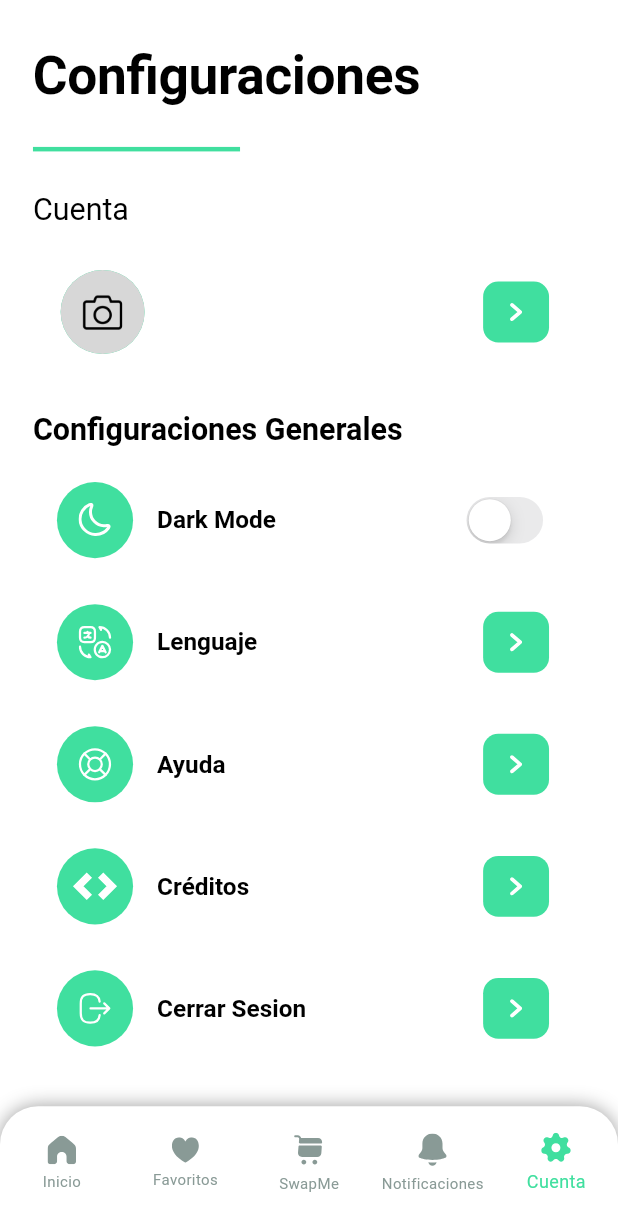
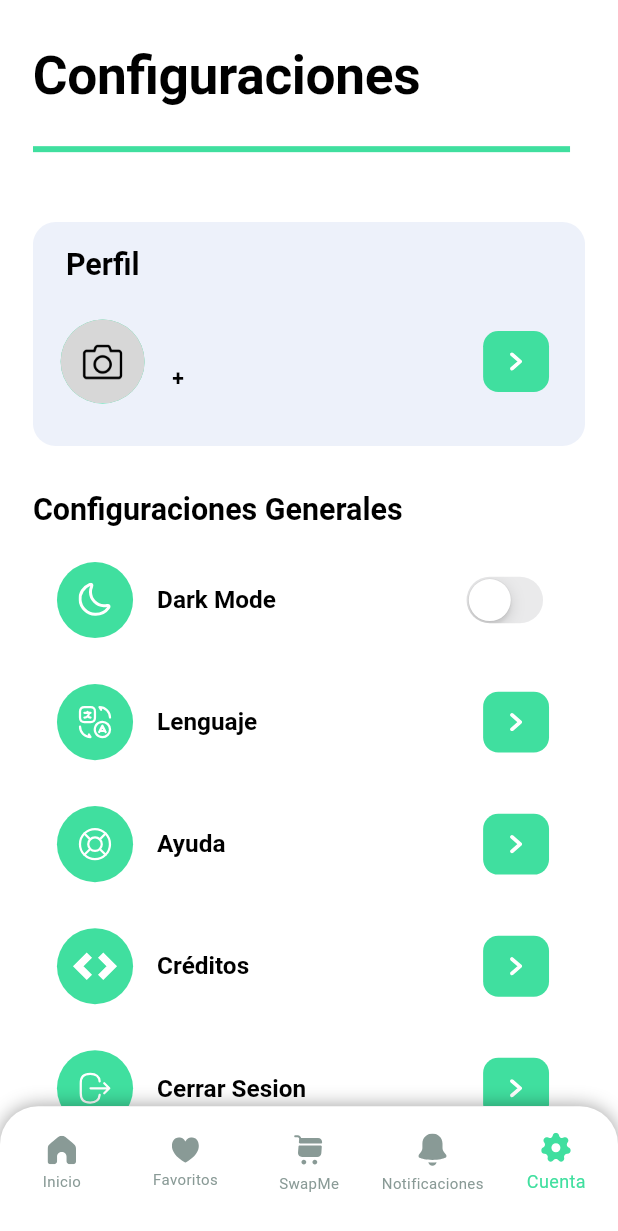
Before and after one commit to Isnotcristhianr/SwapMe---Code-0, a Flutter app: the screen it shows once a user with an empty profile is signed in, item 5 of the bottom bar chosen, on a phone screen of 412 x 824 dp. Shown: the top 1231 px of the screen. Run offline on Flutter 3.47's test engine with Material 3 defaults, Android fonts, the phone set to English and light mode, and no system bars; our stand-ins replace carousel_slider, cloud_firestore, connectivity, firebase_auth, firebase_core, firebase_storage and 8 more; accounts and stored records are empty; generated files the repository leaves out were written again; Roboto replaces fonts that are missing (Poppins); project files that could hold a hidden picture were left out.

Commit message:
Actualización de títulos de pantalla y subtítulos en varias vistas. Ajuste de espesores de divisores. Actualización de perfil y configuraciones. Corrección de errores menores.

```diff
--- a/lib/app/components/screen_title.dart
+++ b/lib/app/components/screen_title.dart
@@ -36,9 +36,10 @@ class ScreenTitle extends StatelessWidget {
           ),
         ),
         Divider(
-          thickness: 3,
-          endIndent: dividerEndIndent ?? 250,
+          thickness: 4,
+          endIndent: dividerEndIndent ?? 10,
         ),
+        SizedBox(height: 20.h)
       ],
     );
   }
--- a/lib/app/modules/cart/views/cart_view.dart
+++ b/lib/app/modules/cart/views/cart_view.dart
@@ -22,8 +22,7 @@ class CartView extends GetView<CartController> {
             5.verticalSpace,
             const ScreenTitle(
               title: 'Activos',
-              subtitle: 'Intercambios Creados',
-              dividerEndIndent: 250,
+              subtitle: 'Intercambios',
             ),
             10.verticalSpace,
             Obx(
--- a/lib/app/modules/favorites/views/favorites_view.dart
+++ b/lib/app/modules/favorites/views/favorites_view.dart
@@ -22,7 +22,7 @@ class FavoritesView extends GetView<FavoritesController> {
             30.verticalSpace,
             const ScreenTitle(
               title: 'Deseados',
-              dividerEndIndent: 200,
+              subtitle: 'Prendas deseadas',
             ),
             20.verticalSpace,
             Obx(
@@ -46,7 +46,7 @@ class FavoritesView extends GetView<FavoritesController> {
             20.verticalSpace,
             const ScreenTitle(
               title: 'Negociación',
-              dividerEndIndent: 200,
+              subtitle: 'Prendas en negociación',
             ),
             Obx(
               () => controller.productsInNegotiation.isEmpty
--- a/lib/app/modules/settings/views/profile_view.dart
+++ b/lib/app/modules/settings/views/profile_view.dart
@@ -89,6 +89,7 @@ class ProfileScreen extends GetView<SettingsController> {
                 const SizedBox(height: 15),
                 const ScreenTitle(
                   title: 'Perfil',
+                  subtitle: 'Actualiza tus datos',
                   dividerEndIndent: 1,
                 ),
                 5.verticalSpace,
--- a/lib/app/modules/settings/views/settings_view.dart
+++ b/lib/app/modules/settings/views/settings_view.dart
@@ -16,7 +16,6 @@ import 'widgets/settings_item.dart';
 
 import 'package:url_launcher/url_launcher.dart';
 
-
 class SettingsView extends GetView<SettingsController> {
   const SettingsView({super.key});
   @override
@@ -32,17 +31,29 @@ class SettingsView extends GetView<SettingsController> {
             30.verticalSpace,
             const ScreenTitle(
               title: 'Configuraciones',
-              dividerEndIndent: 230,
             ),
             20.verticalSpace,
-            Text(
-              'Cuenta',
+            Container(
+              decoration: BoxDecoration(
+                borderRadius: BorderRadius.circular(15),
+                color: theme.backgroundColor,
+              ),
+              child: Column(
+                children: [
+                  Align(
+                    alignment: Alignment.centerLeft,
+                    //margen y pading
+                    child: Padding(
+                      padding: EdgeInsets.symmetric(horizontal: 20.w, vertical: 15.w),
+                      child: Text(
+                        'Perfil',
                         style: theme.textTheme.displayMedium?.copyWith(
                           fontSize: 20.sp,
-                fontWeight: FontWeight.normal,
+                          fontWeight: FontWeight.bold,
                         ),
                       ),
-            20.verticalSpace,
+                    ),
+                  ),
                   Obx(
                     () => controller.user.value.phone != null
                         ? InkWell(
@@ -53,8 +64,9 @@ class SettingsView extends GetView<SettingsController> {
                             child: SettingsItem(
                               title:
                                   '${controller.user.value.name} ${controller.user.value.lastName}',
-                        numberPhone: controller.user.value.phone!,
-                        backgroundImage: (getImage(controller.user.value.photo,
+                              numberPhone: '+${controller.user.value.phone!}',
+                              backgroundImage: (getImage(
+                                      controller.user.value.photo,
                                       onlyImage: false) as Image)
                                   .image,
                               icon: Constants.userIcon,
@@ -62,10 +74,14 @@ class SettingsView extends GetView<SettingsController> {
                             ),
                           )
                         : SettingsItem(
-                      title: controller.user.value.name ?? 'Sin nombre',
-                      numberPhone: 'Sin numero',
+                            title: controller.user.value.name ?? 'Sin nombre registrado',
+                            numberPhone: 'Sin numero registrado',
                             icon: Constants.userIcon,
                             isAccount: true,
+                          ),
+                  ),
+                20.verticalSpace,
+                ],
               ),
             ),
             30.verticalSpace,
--- a/lib/main.dart
+++ b/lib/main.dart
@@ -12,6 +12,7 @@ import 'package:connectivity/connectivity.dart';
 /* import 'package:permission_handler/permission_handler.dart';
  */
 void main() async {
+
   WidgetsFlutterBinding.ensureInitialized();
 
   await Firebase.initializeApp(
```
Lines whose indentation alone changed are shown as unchanged.
